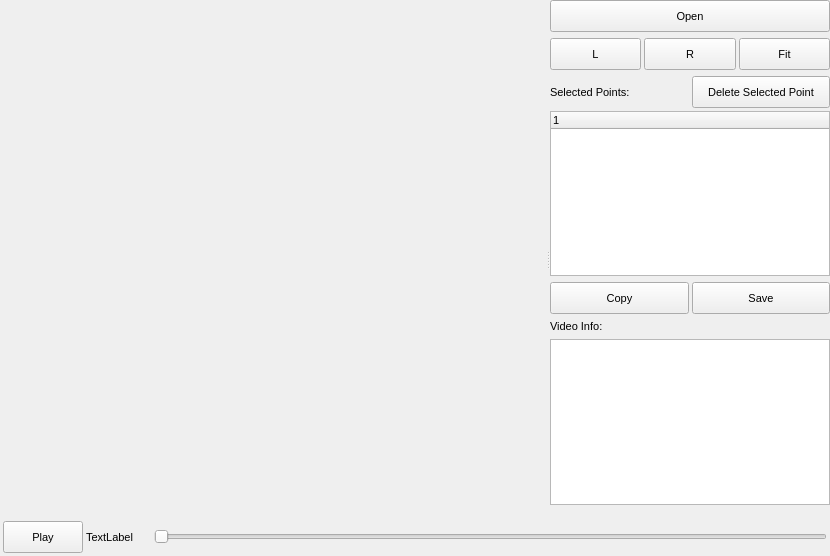
Before: the Qt Designer form csImgTracker/Window.ui in cscosine/csImgTracker, drawn with Qt 5.
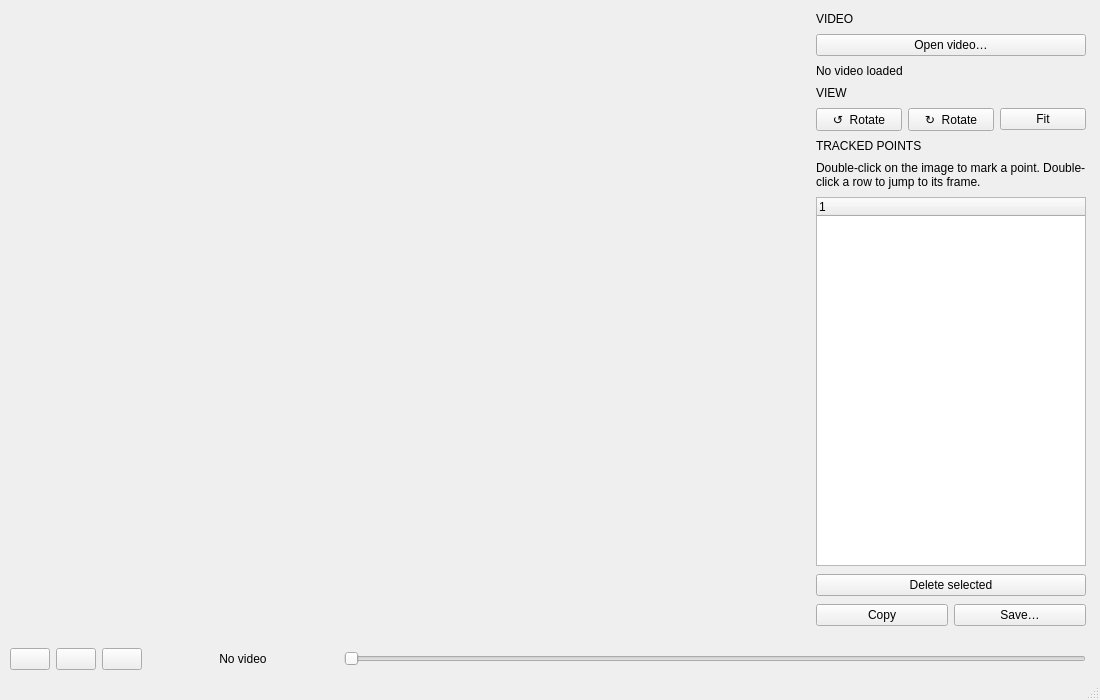
After: the same form once the commit is applied. Custom widgets are drawn as their Qt base class.

Commit message:
Refresh the look and feel of the UI
Fusion style with a light palette and a stylesheet (Style.cpp), side panel
in sections (video, view, tracked points), video info as a card, transport
bar with previous/play/next and frame counter, status bar with the mouse and
keyboard hints, keyboard shortcuts, window title with the video name.

Claude-Session: https://claude.ai/code/session_015wo19xMjbdPc4BGjWHPEMc

Patch:
```diff
--- a/csImgTracker/Window.ui
+++ b/csImgTracker/Window.ui
@@ -6,34 +6,14 @@
    <rect>
     <x>0</x>
     <y>0</y>
-    <width>830</width>
-    <height>556</height>
+    <width>1100</width>
+    <height>700</height>
    </rect>
   </property>
-  <property name="sizePolicy">
-   <sizepolicy hsizetype="Maximum" vsizetype="Maximum">
-    <horstretch>0</horstretch>
-    <verstretch>0</verstretch>
-   </sizepolicy>
-  </property>
-  <property name="font">
-   <font>
-    <pointsize>10</pointsize>
-    <weight>50</weight>
-    <bold>false</bold>
-   </font>
-  </property>
   <property name="windowTitle">
    <string>ImgTracker</string>
   </property>
   <widget class="QWidget" name="centralwidget">
-   <property name="font">
-    <font>
-     <pointsize>8</pointsize>
-     <weight>50</weight>
-     <bold>false</bold>
-    </font>
-   </property>
    <layout class="QVBoxLayout" name="verticalLayout" stretch="1,0">
     <property name="spacing">
      <number>0</number>
@@ -51,44 +31,20 @@
      <number>0</number>
     </property>
     <item>
-     <widget class="QWidget" name="widget_2" native="true">
-      <layout class="QHBoxLayout" name="horizontalLayout_2">
-       <property name="spacing">
-        <number>3</number>
-       </property>
-       <property name="leftMargin">
-        <number>0</number>
-       </property>
-       <property name="topMargin">
-        <number>0</number>
-       </property>
-       <property name="rightMargin">
-        <number>0</number>
-       </property>
-       <property name="bottomMargin">
-        <number>0</number>
-       </property>
-       <item>
         <widget class="QSplitter" name="splitter">
-         <property name="frameShape">
-          <enum>QFrame::NoFrame</enum>
-         </property>
-         <property name="frameShadow">
-          <enum>QFrame::Plain</enum>
-         </property>
-         <property name="midLineWidth">
-          <number>0</number>
-         </property>
          <property name="orientation">
           <enum>Qt::Horizontal</enum>
          </property>
+      <property name="handleWidth">
+       <number>1</number>
+      </property>
          <property name="childrenCollapsible">
           <bool>false</bool>
          </property>
          <widget class="csVisOpenGL::Frame" name="preview" native="true">
           <property name="sizePolicy">
            <sizepolicy hsizetype="Preferred" vsizetype="Preferred">
-            <horstretch>0</horstretch>
+         <horstretch>1</horstretch>
             <verstretch>1</verstretch>
            </sizepolicy>
           </property>
@@ -123,30 +79,78 @@
          <widget class="QWidget" name="widget" native="true">
           <property name="minimumSize">
            <size>
-            <width>100</width>
+         <width>280</width>
             <height>0</height>
            </size>
           </property>
-          <property name="autoFillBackground">
-           <bool>false</bool>
-          </property>
-          <layout class="QVBoxLayout" name="verticalLayout_2" stretch="0,0,0,0,0,0,0">
+       <layout class="QVBoxLayout" name="verticalLayout_2">
+        <property name="spacing">
+         <number>8</number>
+        </property>
+        <property name="leftMargin">
+         <number>14</number>
+        </property>
+        <property name="topMargin">
+         <number>12</number>
+        </property>
+        <property name="rightMargin">
+         <number>14</number>
+        </property>
+        <property name="bottomMargin">
+         <number>14</number>
+        </property>
+        <item>
+         <widget class="QLabel" name="labelHeadingVideo">
+          <property name="text">
+           <string>VIDEO</string>
+          </property>
+          <property name="heading" stdset="0">
+           <bool>true</bool>
+          </property>
+         </widget>
+        </item>
            <item>
             <widget class="QPushButton" name="pushButtonOpen">
-             <property name="minimumSize">
-              <size>
-               <width>0</width>
-               <height>32</height>
-              </size>
-             </property>
+          <property name="text">
+           <string>Open video…</string>
+          </property>
+          <property name="toolTip">
+           <string>Open a video file (Ctrl+O)</string>
+          </property>
+          <property name="accent" stdset="0">
+           <bool>true</bool>
+          </property>
+         </widget>
+        </item>
+        <item>
+         <widget class="QLabel" name="labelVideoInfo">
              <property name="text">
-              <string>Open</string>
+           <string>No video loaded</string>
+          </property>
+          <property name="wordWrap">
+           <bool>true</bool>
+          </property>
+          <property name="textInteractionFlags">
+           <set>Qt::TextSelectableByMouse</set>
+          </property>
+         </widget>
+        </item>
+        <item>
+         <widget class="QLabel" name="labelHeadingView">
+          <property name="text">
+           <string>VIEW</string>
+          </property>
+          <property name="heading" stdset="0">
+           <bool>true</bool>
              </property>
             </widget>
            </item>
            <item>
             <widget class="QWidget" name="widgetControls" native="true">
-             <layout class="QGridLayout" name="gridLayout">
+          <layout class="QHBoxLayout" name="horizontalLayoutControls">
+           <property name="spacing">
+            <number>6</number>
+           </property>
               <property name="leftMargin">
                <number>0</number>
               </property>
@@ -159,43 +163,28 @@
               <property name="bottomMargin">
                <number>0</number>
               </property>
-              <property name="horizontalSpacing">
-               <number>3</number>
-              </property>
-              <item row="0" column="0">
+           <item>
                <widget class="QPushButton" name="pushButtonRotateLeft">
-                <property name="minimumSize">
-                 <size>
-                  <width>32</width>
-                  <height>32</height>
-                 </size>
-                </property>
                 <property name="text">
-                 <string>L</string>
+              <string>↺  Rotate</string>
+             </property>
+             <property name="toolTip">
+              <string>Rotate the image 90° counter-clockwise</string>
                 </property>
                </widget>
               </item>
-              <item row="0" column="1">
+           <item>
                <widget class="QPushButton" name="pushButtonRotateRight">
-                <property name="minimumSize">
-                 <size>
-                  <width>32</width>
-                  <height>32</height>
-                 </size>
-                </property>
                 <property name="text">
-                 <string>R</string>
+              <string>↻  Rotate</string>
+             </property>
+             <property name="toolTip">
+              <string>Rotate the image 90° clockwise</string>
                 </property>
                </widget>
               </item>
-              <item row="0" column="2">
+           <item>
                <widget class="QPushButton" name="pushButtonFit">
-                <property name="minimumSize">
-                 <size>
-                  <width>32</width>
-                  <height>32</height>
-                 </size>
-                </property>
                 <property name="text">
                  <string>Fit</string>
                 </property>
@@ -205,56 +194,38 @@
             </widget>
            </item>
            <item>
-            <widget class="QWidget" name="widget_3" native="true">
-             <layout class="QGridLayout" name="gridLayout_3">
-              <property name="leftMargin">
-               <number>0</number>
-              </property>
-              <property name="topMargin">
-               <number>0</number>
-              </property>
-              <property name="rightMargin">
-               <number>0</number>
-              </property>
-              <property name="bottomMargin">
-               <number>0</number>
-              </property>
-              <property name="spacing">
-               <number>3</number>
-              </property>
-              <item row="0" column="1">
-               <widget class="QPushButton" name="pushButtonDeleteSelected">
-                <property name="minimumSize">
-                 <size>
-                  <width>0</width>
-                  <height>32</height>
-                 </size>
-                </property>
+         <widget class="QLabel" name="labelHeadingPoints">
                 <property name="text">
-                 <string>Delete Selected Point</string>
-                </property>
-               </widget>
-              </item>
-              <item row="0" column="0">
-               <widget class="QLabel" name="label">
+           <string>TRACKED POINTS</string>
+          </property>
+          <property name="heading" stdset="0">
+           <bool>true</bool>
+          </property>
+         </widget>
+        </item>
+        <item>
+         <widget class="QLabel" name="labelHint">
                 <property name="text">
-                 <string>Selected Points:</string>
-                </property>
-               </widget>
-              </item>
-              <item row="1" column="0" colspan="2">
+           <string>Double-click on the image to mark a point. Double-click a row to jump to its frame.</string>
+          </property>
+          <property name="wordWrap">
+           <bool>true</bool>
+          </property>
+         </widget>
+        </item>
+        <item>
                <widget class="QTreeWidget" name="treeWidget">
                 <property name="sizePolicy">
                  <sizepolicy hsizetype="MinimumExpanding" vsizetype="Expanding">
                   <horstretch>0</horstretch>
-                  <verstretch>0</verstretch>
-                 </sizepolicy>
-                </property>
-                <property name="minimumSize">
-                 <size>
-                  <width>50</width>
-                  <height>0</height>
-                 </size>
+            <verstretch>1</verstretch>
+           </sizepolicy>
+          </property>
+          <property name="alternatingRowColors">
+           <bool>true</bool>
+          </property>
+          <property name="uniformRowHeights">
+           <bool>true</bool>
                 </property>
                 <attribute name="headerVisible">
                  <bool>true</bool>
@@ -266,12 +237,25 @@
                 </column>
                </widget>
               </item>
-             </layout>
+        <item>
+         <widget class="QPushButton" name="pushButtonDeleteSelected">
+          <property name="text">
+           <string>Delete selected</string>
+          </property>
+          <property name="toolTip">
+           <string>Delete the selected point, or all the points of the selected frame (Del)</string>
+          </property>
+          <property name="danger" stdset="0">
+           <bool>true</bool>
+          </property>
             </widget>
            </item>
            <item>
             <widget class="QWidget" name="widgetCopySave" native="true">
-             <layout class="QGridLayout" name="gridLayout_2">
+          <layout class="QHBoxLayout" name="horizontalLayoutCopySave">
+           <property name="spacing">
+            <number>6</number>
+           </property>
               <property name="leftMargin">
                <number>0</number>
               </property>
@@ -284,137 +268,97 @@
               <property name="bottomMargin">
                <number>0</number>
               </property>
-              <property name="horizontalSpacing">
-               <number>3</number>
-              </property>
-              <property name="verticalSpacing">
-               <number>0</number>
-              </property>
-              <item row="0" column="0">
+           <item>
                <widget class="QPushButton" name="pushButtonCopy">
-                <property name="minimumSize">
-                 <size>
-                  <width>0</width>
-                  <height>32</height>
-                 </size>
-                </property>
                 <property name="text">
                  <string>Copy</string>
                 </property>
-               </widget>
-              </item>
-              <item row="0" column="1">
+             <property name="toolTip">
+              <string>Copy all the points to the clipboard, ready to paste in a spreadsheet</string>
+             </property>
+            </widget>
+           </item>
+           <item>
                <widget class="QPushButton" name="pushButtonSave">
-                <property name="minimumSize">
-                 <size>
-                  <width>0</width>
-                  <height>32</height>
-                 </size>
-                </property>
                 <property name="text">
-                 <string>Save</string>
-                </property>
+              <string>Save…</string>
+             </property>
+             <property name="toolTip">
+              <string>Save all the points to a text file (Ctrl+S)</string>
+             </property>
                </widget>
               </item>
              </layout>
             </widget>
            </item>
-           <item>
-            <widget class="QLabel" name="label_2">
-             <property name="text">
-              <string>Video Info:</string>
-             </property>
-            </widget>
-           </item>
-           <item>
-            <widget class="QPlainTextEdit" name="plainTextEditVideoInfo">
-             <property name="sizePolicy">
-              <sizepolicy hsizetype="MinimumExpanding" vsizetype="Expanding">
-               <horstretch>0</horstretch>
-               <verstretch>0</verstretch>
-              </sizepolicy>
-             </property>
-             <property name="minimumSize">
-              <size>
-               <width>50</width>
-               <height>0</height>
-              </size>
-             </property>
-             <property name="readOnly">
-              <bool>true</bool>
-             </property>
-            </widget>
-           </item>
-           <item>
-            <spacer name="verticalSpacer_2">
-             <property name="orientation">
-              <enum>Qt::Vertical</enum>
-             </property>
-             <property name="sizeHint" stdset="0">
-              <size>
-               <width>20</width>
-               <height>40</height>
-              </size>
-             </property>
-            </spacer>
-           </item>
           </layout>
          </widget>
         </widget>
        </item>
-      </layout>
-     </widget>
-    </item>
     <item>
-     <widget class="QWidget" name="widget_6" native="true">
-      <layout class="QHBoxLayout" name="horizontalLayout_4" stretch="0,0,1">
+     <widget class="QWidget" name="transportBar" native="true">
+      <layout class="QHBoxLayout" name="horizontalLayoutTransport" stretch="0,0,0,0,1">
        <property name="spacing">
-        <number>3</number>
+        <number>6</number>
        </property>
        <property name="leftMargin">
-        <number>3</number>
+        <number>10</number>
        </property>
        <property name="topMargin">
-        <number>3</number>
+        <number>8</number>
        </property>
        <property name="rightMargin">
-        <number>3</number>
+        <number>14</number>
        </property>
        <property name="bottomMargin">
-        <number>3</number>
+        <number>8</number>
        </property>
+       <item>
+        <widget class="QPushButton" name="pushButtonPrev">
+         <property name="toolTip">
+          <string>Previous frame (←)</string>
+         </property>
+         <property name="transport" stdset="0">
+          <bool>true</bool>
+         </property>
+        </widget>
+       </item>
        <item>
         <widget class="QPushButton" name="pushButtonPlay">
-         <property name="minimumSize">
-          <size>
-           <width>0</width>
-           <height>32</height>
-          </size>
-         </property>
-         <property name="text">
-          <string>Play</string>
+         <property name="toolTip">
+          <string>Play / pause (Space)</string>
          </property>
          <property name="checkable">
           <bool>true</bool>
          </property>
+         <property name="transport" stdset="0">
+          <bool>true</bool>
+         </property>
+        </widget>
+       </item>
+       <item>
+        <widget class="QPushButton" name="pushButtonNext">
+         <property name="toolTip">
+          <string>Next frame (→)</string>
+         </property>
+         <property name="transport" stdset="0">
+          <bool>true</bool>
+         </property>
         </widget>
        </item>
        <item>
         <widget class="QLabel" name="labelVideoPos">
-         <property name="sizePolicy">
-          <sizepolicy hsizetype="Fixed" vsizetype="Preferred">
-           <horstretch>0</horstretch>
-           <verstretch>0</verstretch>
-          </sizepolicy>
-         </property>
          <property name="minimumSize">
           <size>
-           <width>65</width>
+           <width>190</width>
            <height>0</height>
           </size>
          </property>
+         <property name="alignment">
+          <set>Qt::AlignCenter</set>
+         </property>
          <property name="text">
-          <string>TextLabel</string>
+          <string>No video</string>
          </property>
         </widget>
        </item>
@@ -430,6 +374,7 @@
     </item>
    </layout>
   </widget>
+  <widget class="QStatusBar" name="statusbar"/>
  </widget>
  <customwidgets>
   <customwidget>
```
Left out of the diff: 10 changed lines with no effect on the pictures. Lines whose indentation alone changed are shown as unchanged. The commit also changes 6 other files.
